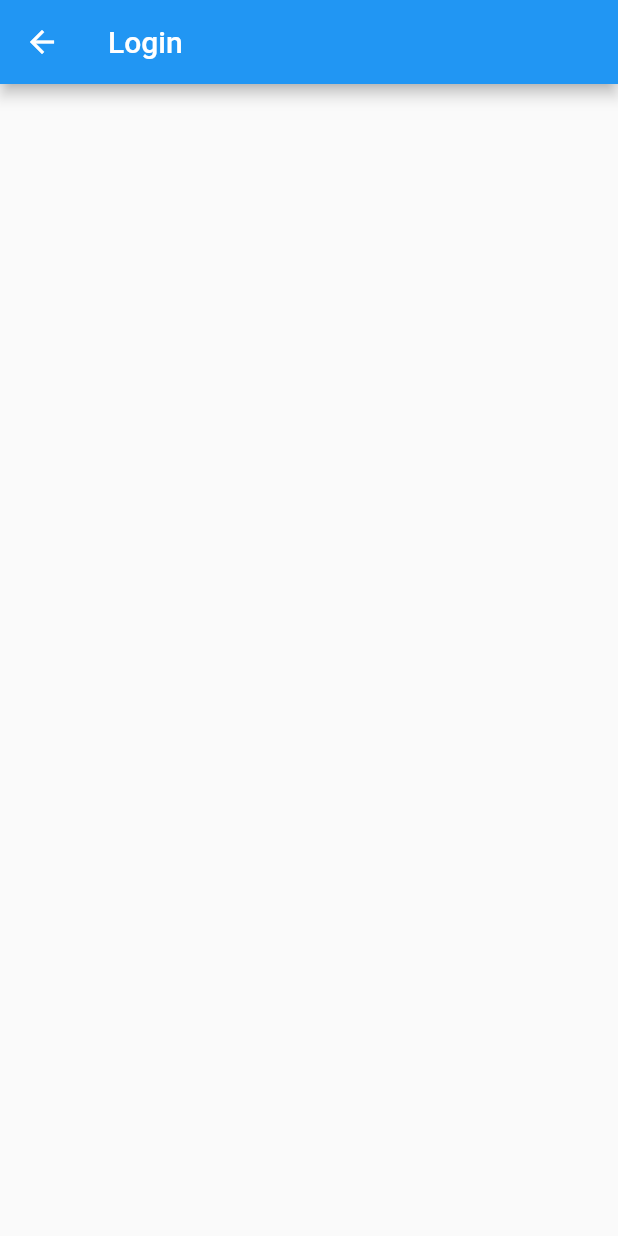
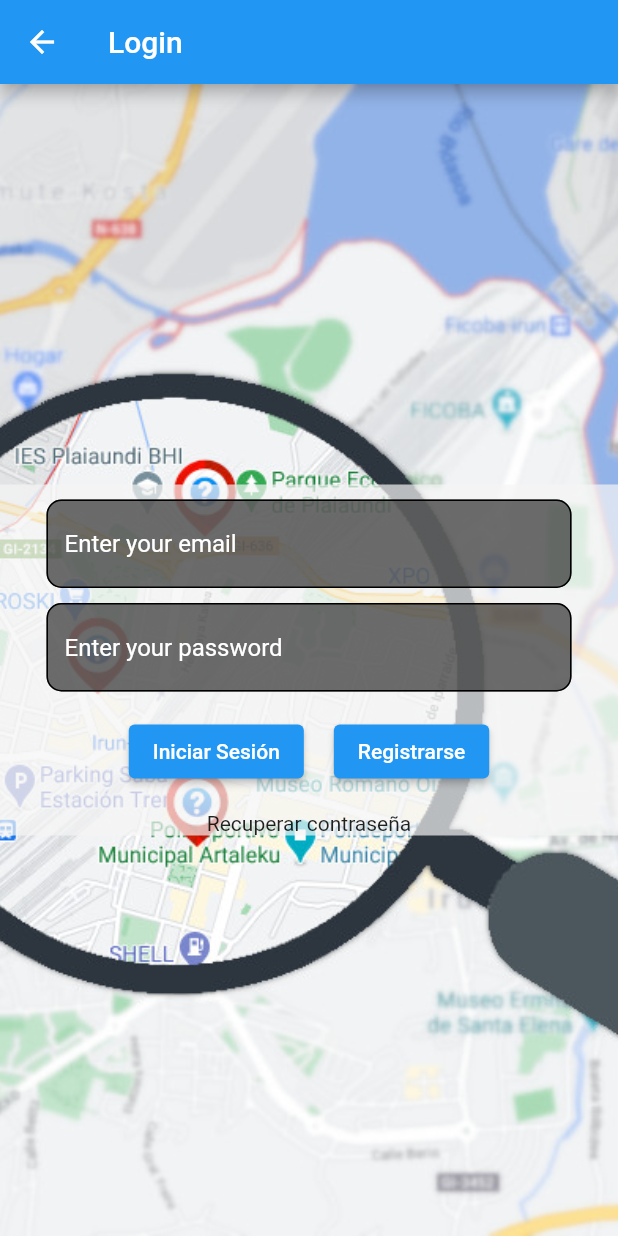
Before and after one commit to Inigoperez/Proyecto_2eval, a Flutter app: the Login screen opened directly, on a phone screen of 412 x 824 dp. Run offline on Flutter 3.47's test engine with Material 2 defaults, Android fonts, the phone set to English and light mode, and no system bars.

```diff
--- a/proyecto_2eval/lib/main.dart
+++ b/proyecto_2eval/lib/main.dart
@@ -1,6 +1,8 @@
 import 'package:flutter/material.dart';
 import 'package:proyecto_2eval/views/Home_view.dart';
 import 'package:proyecto_2eval/views/Register_view.dart';
+
+import 'views/Home_view.dart';
 
 void main() {
   runApp(MyApp());
@@ -16,7 +18,7 @@ class MyApp extends StatelessWidget {
         primarySwatch: Colors.blue,
         visualDensity: VisualDensity.adaptivePlatformDensity,
       ),
-      home: Register(),
+      home: MyHomePage(title: "Demo"),
       //home: MyHomePage(title: 'Flutter Demo Home Page'),
     );
   }
--- a/proyecto_2eval/lib/views/Login_view.dart
+++ b/proyecto_2eval/lib/views/Login_view.dart
@@ -1,5 +1,7 @@
 import 'package:flutter/cupertino.dart';
 import 'package:flutter/material.dart';
+
+import '../widgets/Login_widget.dart';
 
 class Login extends StatefulWidget {
   Login({Key key}) : super(key: key);
@@ -16,9 +18,22 @@ class _Login extends State<Login> {
         title: Text("Login"),
       ),
       body: Center(
-        child: Column(
-          mainAxisAlignment: MainAxisAlignment.center,
-          children: <Widget>[],
+        child: Container(
+          decoration: BoxDecoration(
+            image: DecorationImage(
+              image: AssetImage("assets/images/fondo.jpeg"),
+              fit: BoxFit.cover,
+            ),
+          ),
+          child: Column(
+            mainAxisAlignment: MainAxisAlignment.center,
+            children: <Widget>[
+              Container(
+                color: Colors.grey[100].withOpacity(0.7),
+                child: WidgetLogin()
+              )
+            ],
+          ),
         ),
       ),
     );
--- a/proyecto_2eval/lib/widgets/Login_widget.dart
+++ b/proyecto_2eval/lib/widgets/Login_widget.dart
@@ -7,15 +7,110 @@ class WidgetLogin extends StatefulWidget {
 }
 
 class _WidgetLogin extends State<WidgetLogin> {
+
+  final _formKey = GlobalKey<FormState>();
+
   @override
   Widget build(BuildContext context) {
-    return Center(
+    // Build a Form widget using the _formKey created above.
+    return Form(
+      key: _formKey,
       child: Column(
-        children: [
-          TextFormField(),
-          TextFormField(),
-          RaisedButton(),
-          RaisedButton(),
+        crossAxisAlignment: CrossAxisAlignment.center,
+        children: <Widget>[
+          SizedBox(height: 10),
+          Container(
+            width: 350,
+            //decoration: BoxDecoration(
+            //  color: Colors.lightGreen,
+            //  borderRadius: BorderRadius.circular(10.0),
+            //),
+            child: Column(
+              children: [
+                TextFormField(
+                  keyboardType: TextInputType.emailAddress,
+                  style: TextStyle(
+                      color: Colors.white,
+                      decorationColor: Colors.white,
+                  ),
+                  decoration: InputDecoration(
+                    enabledBorder: OutlineInputBorder(
+                      borderSide: BorderSide(
+                        color: Colors.black,
+                      ),
+                      borderRadius: BorderRadius.circular(10.0),
+                    ),
+                    fillColor: Colors.grey[850].withOpacity(0.7),
+                    filled: true,
+                    hintText: 'Enter your email',
+                    hintStyle: TextStyle(color: Colors.white),
+                  ),
+                  validator: (value) {
+                    if (value.isEmpty) {
+                      return 'Please enter some text';
+                    }
+                    return null;
+                  },
+                ),
+                SizedBox(height: 10),
+                TextFormField(
+                  obscureText: true,
+                  style: TextStyle(
+                      color: Colors.white,
+                      decorationColor: Colors.white,
+                  ),
+                  decoration: InputDecoration(
+                    enabledBorder: OutlineInputBorder(
+                      borderSide: BorderSide(
+                        color: Colors.black,
+                      ),
+                      borderRadius: BorderRadius.circular(10.0),
+                    ),
+                    fillColor: Colors.grey[850].withOpacity(0.7),
+                    filled: true,
+                    hintText: 'Enter your password',
+                    hintStyle: TextStyle(
+                      color: Colors.white,
+                    )
+                  ),
+                  validator: (value) {
+                    if (value.isEmpty) {
+                      return 'Please enter some text';
+                    }
+                    return null;
+                  },
+                ),
+              ],
+            ),
+          ),
+          Padding(
+            padding: const EdgeInsets.symmetric(vertical: 16.0),
+            child: Row(
+              mainAxisAlignment:MainAxisAlignment.center,
+              children: [
+                ElevatedButton(
+                  onPressed: () {
+                    if (_formKey.currentState.validate()) {
+                      Scaffold.of(context)
+                          .showSnackBar(SnackBar(content: Text('Processing Data')));
+                    }
+                  },
+                  child: Text('Iniciar Sesión'),
+                ),
+                SizedBox(width: 20),
+                ElevatedButton(
+                  onPressed: () {
+                    if (_formKey.currentState.validate()) {
+                      Scaffold.of(context)
+                          .showSnackBar(SnackBar(content: Text('Processing Data')));
+                    }
+                  },
+                  child: Text('Registrarse'),
+                ),
+              ],
+            ),
+          ),
+          Text("Recuperar contraseña")
         ],
       ),
     );
--- a/proyecto_2eval/pubspec.yaml
+++ b/proyecto_2eval/pubspec.yaml
@@ -45,8 +45,8 @@ flutter:
   uses-material-design: true
 
   # To add assets to your application, add an assets section, like this:
-  # assets:
-  #   - images/a_dot_burr.jpeg
+  assets:
+    - assets/images/fondo.jpeg
   #   - images/a_dot_ham.jpeg
 
   # An image asset can refer to one or more resolution-specific "variants", see
```
Also changed, not shown: proyecto_2eval/lib/views/Home_view.dart (+26 -1 lines), proyecto_2eval/assets/images/fondo.jpeg (added).
